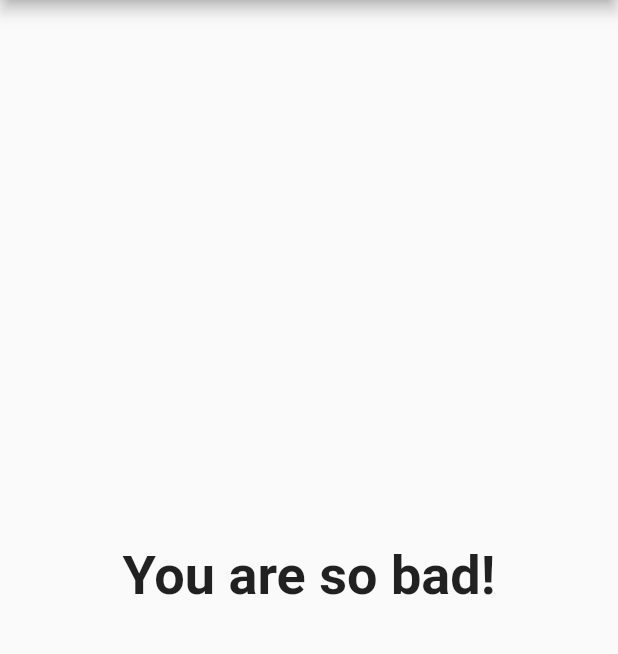
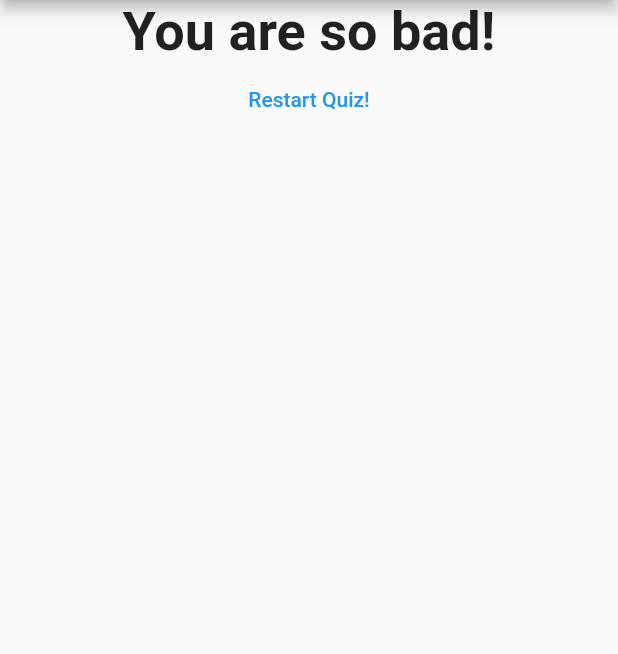
Before and after one commit to EndlessDev2016/flutter-first-app, a Flutter app: the screen it shows after launch, after a tap on "Black", after a tap on "Cat", after a tap on "Max3", on a phone screen of 412 x 824 dp, the part 84-738 px from its top. Run offline on Flutter 3.47's test engine with Material 2 defaults, Android fonts, the phone set to English and light mode, and no system bars.

Commit message:
udemy section 53 end

```diff
--- a/lib/main.dart
+++ b/lib/main.dart
@@ -50,6 +50,13 @@ class __MyAppState extends State<_MyApp> {
   var _questionIndex = 0;
   var _totalScore = 0;
 
+  void _resetQuize() {
+    setState(() {
+      _questionIndex = 0;
+      _totalScore = 0;
+    });
+  }
+
   void _answerQuestion(int score) {
     // var aBool = true;
     // aBool = false;
@@ -82,7 +89,7 @@ class __MyAppState extends State<_MyApp> {
                 answerQuestion: _answerQuestion,
                 questionIndex: _questionIndex,
                 questions: _questions)
-            : Result(_totalScore),
+            : Result(_totalScore, _resetQuize),
       ),
     );
   }
--- a/lib/result.dart
+++ b/lib/result.dart
@@ -2,8 +2,10 @@ import 'package:flutter/material.dart';
 
 class Result extends StatelessWidget {
   final int resultScore;
+  final Function resetHandler;
+
   // Constructor
-  Result(this.resultScore);
+  Result(this.resultScore, this.resetHandler);
 
   String get resultPhrase {
     var resultText = 'You did it!';
@@ -22,10 +24,17 @@ class Result extends StatelessWidget {
   @override
   Widget build(BuildContext context) {
     return Center(
-      child: Text(
-        resultPhrase,
-        style: TextStyle(fontSize: 36, fontWeight: FontWeight.bold),
-        textAlign: TextAlign.center,
+      child: Column(
+        children: <Widget>[
+          Text(
+            resultPhrase,
+            style: TextStyle(fontSize: 36, fontWeight: FontWeight.bold),
+            textAlign: TextAlign.center,
+          ),
+          FlatButton(child: Text('Restart Quiz!'),
+          textColor: Colors.blue,
+          onPressed: this.resetHandler)
+        ],
       ),
     );
   }
```
